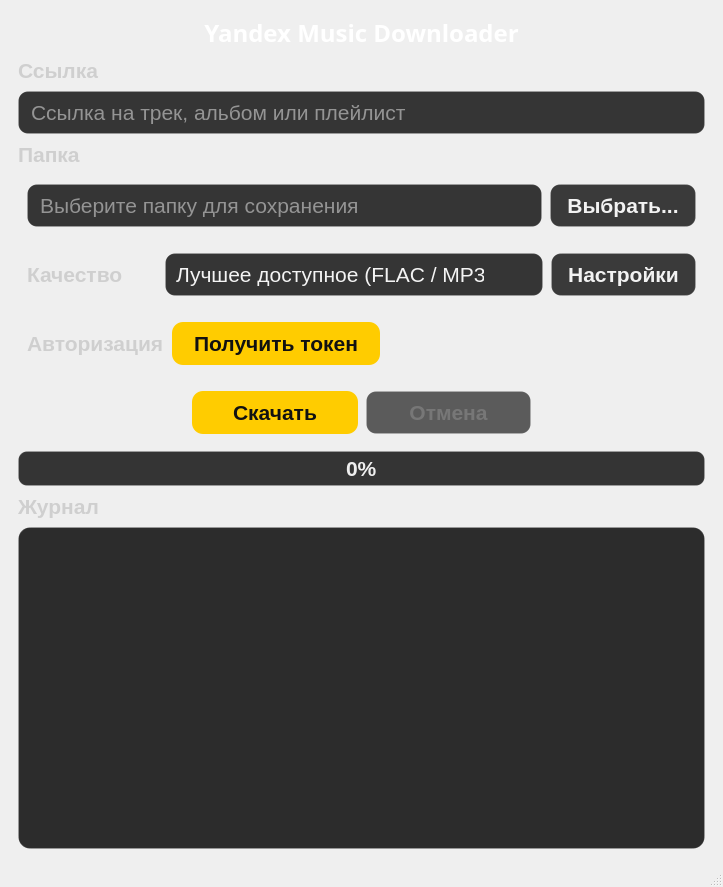
First picture: the form in src/ymd_gui/gui/forms/main_window.ui, repository ghtyv/yandex-music-downloader-gui, before the edit.
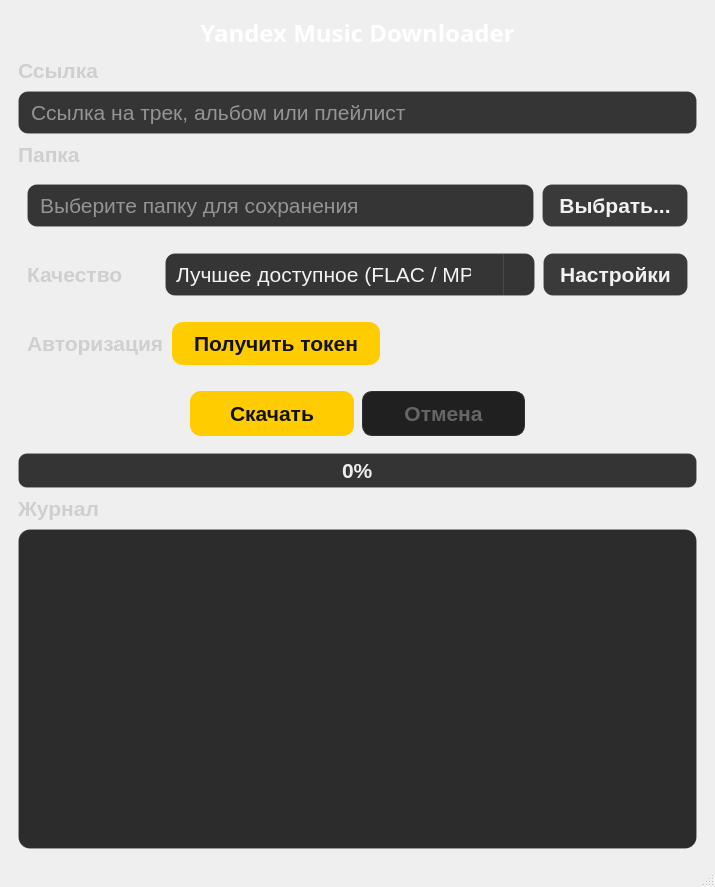
Second picture: the form after the edit. Icons and pictures are not drawn. Custom widgets are drawn as their Qt base class.

```diff
--- a/src/ymd_gui/gui/forms/main_window.ui
+++ b/src/ymd_gui/gui/forms/main_window.ui
@@ -6,7 +6,7 @@
    <rect>
     <x>0</x>
     <y>0</y>
-    <width>723</width>
+    <width>715</width>
     <height>887</height>
    </rect>
   </property>
@@ -92,19 +92,34 @@
    ======================================== */
 
 QComboBox {
-    padding-right: 30px;
+    padding-right: 32px;
 }
 
-
 QComboBox::drop-down {
+    subcontrol-origin: padding;
+    subcontrol-position: top right;
+
+    width: 30px;
+
+    background: transparent;
+
     border: none;
-    width: 28px;
+    border-left: 1px solid rgba(255, 255, 255, 25);
+
+    border-top-right-radius: 9px;
+    border-bottom-right-radius: 9px;
 }
 
 
 QComboBox::down-arrow {
-    width: 8px;
-    height: 8px;
+    image: url(:/icons/spin_down.svg);
+
+    width: 10px;
+    height: 6px;
+}
+
+QComboBox::down-arrow:on {
+    top: 1px;
 }
 
 
@@ -363,6 +378,42 @@
 QProgressBar#oauthProgressBar::chunk {
     background: #FFCC00;
     border-radius: 0px;
+}
+
+QPushButton#pushButtonCancel {
+    color: #EDEDED;
+
+    background-color: #2A2A2A;
+
+    border: 1px solid #444444;
+    border-radius: 10px;
+
+    padding: 9px 18px;
+
+    font-weight: 600;
+}
+
+
+QPushButton#pushButtonCancel:hover {
+    color: #FF9B9B;
+
+    background-color: #332525;
+
+    border: 1px solid #A64C4C;
+}
+
+
+QPushButton#pushButtonCancel:pressed {
+    background-color: #251919;
+}
+
+
+QPushButton#pushButtonCancel:disabled {
+    color: #666666;
+
+    background-color: #202020;
+
+    border: 1px solid #303030;
 }</string>
   </property>
   <widget class="AnimatedBackground" name="centralwidget">
@@ -773,7 +824,7 @@
            <property name="font">
             <font>
              <pointsize>16</pointsize>
-             <fontweight>Medium</fontweight>
+             <fontweight>DemiBold</fontweight>
             </font>
            </property>
            <property name="text">
```
Left out of the diff: 5 changed lines with no effect on the pictures.
